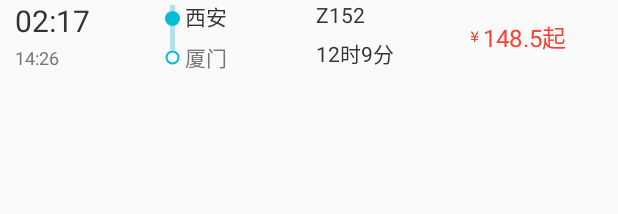
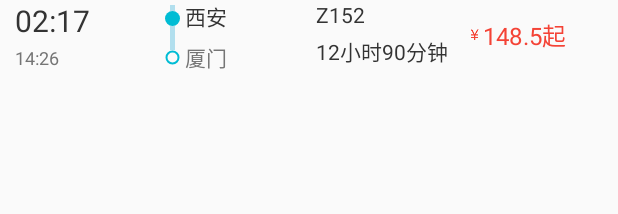
Before and after one commit to vivianluomin/Tickets, an Android app: the layout view_train_item.xml on its own in the app's theme, with its tools: preview values and no code run, on a phone screen of 412 x 824 dp. Shown: the top 214 px of the screen. Run offline under Robolectric (Android 15) with nearby library versions, the phone set to English and light mode, and no system bars.

Commit message:
写tainItemData

```diff
--- a/app/src/main/java/com/example/asus1/trainticket/Views/View_train_item.java
+++ b/app/src/main/java/com/example/asus1/trainticket/Views/View_train_item.java
@@ -56,7 +56,7 @@ public class View_train_item extends RelativeLayout {
 
     private void init(){
 
-        View view =LayoutInflater.from(mContext).inflate(R.layout.view_train_item,this,false);
+        View view =View.inflate(mContext,R.layout.view_train_item,this);
 
         mStartTime = (TextView)view.findViewById(R.id.tv_startTime);
         mEndTime = (TextView)view.findViewById(R.id.tv_endTime);
@@ -82,7 +82,7 @@ public class View_train_item extends RelativeLayout {
         mEndTime.setText(data.getmEndTime());
         mStartStation.setText(data.getmFromStartStation());
         mEndStation.setText(data.getmFromEndStation());
-        mDuration.setText(data.getmDuration());
+        mDuration.setText(data.getmDuration().split("钟")[0]);
         List<TrainPriceModul> priceModuls = data.getmPrices();
         setSeat(priceModuls);
 
--- /dev/null
+++ b/app/src/main/res/drawable/view_divider.xml
@@ -0,0 +1,17 @@
+<?xml version="1.0" encoding="utf-8"?>
+<shape xmlns:android="http://schemas.android.com/apk/res/android"
+    android:shape="rectangle"
+    >
+
+    <gradient
+        android:startColor="#2af598"
+        android:centerColor="#74ebd5"
+        android:endColor="#009efd"
+        android:type="linear"
+        />
+
+    <size android:height="1dp"/>
+
+
+
+</shape>
--- a/app/src/main/res/layout/activity_train_station.xml
+++ b/app/src/main/res/layout/activity_train_station.xml
@@ -78,6 +78,7 @@
             android:layout_width="wrap_content"
             android:layout_height="wrap_content"
             android:textSize="14sp"
+            android:id="@+id/tv_before"
             android:textColor="@color/color_whiet"
             android:text="@string/beforeday"
             android:layout_gravity="bottom"
@@ -105,7 +106,7 @@
                     android:layout_marginLeft="10dp"
                     android:text="2014-07-03"/>
 
-                <VideoView
+                <View
                     android:layout_width="1dp"
                     android:layout_height="match_parent"
                     android:background="@color/mian_bule"
@@ -121,6 +122,7 @@
                     android:layout_gravity="center"
                     android:src="@mipmap/ic_calendar"
                     android:layout_marginRight="10dp"
+                    android:id="@+id/iv_calendar"
 
                     />
             </LinearLayout>
@@ -156,6 +158,8 @@
         android:layout_height="0dp"
         android:layout_weight="1"
         android:id="@+id/rv_recyclerview"
+        android:paddingLeft="10dp"
+        android:paddingRight="10dp"
         >
 
 
--- a/app/src/main/res/layout/view_train_item.xml
+++ b/app/src/main/res/layout/view_train_item.xml
@@ -4,6 +4,7 @@
     android:layout_width="match_parent"
     android:layout_height="wrap_content"
     android:orientation="horizontal"
+    android:layout_marginBottom="10dp"
     >
 
     <LinearLayout
@@ -26,7 +27,7 @@
 
         <TextView
             android:layout_width="wrap_content"
-            android:layout_height="20dp"
+            android:layout_height="17dp"
             android:id="@+id/tv_endTime"
             android:textSize="12sp"
             android:textColor="@color/text_hint"
@@ -142,7 +143,9 @@
         <LinearLayout
             android:layout_width="wrap_content"
             android:layout_height="wrap_content"
-            android:layout_marginTop="5dp">
+            android:layout_marginTop="5dp"
+            android:orientation="horizontal"
+            >
 
             <TextView
                 android:id="@+id/tv_seet2"
@@ -177,8 +180,7 @@
 
         <TextView
             android:layout_width="wrap_content"
-            android:layout_height="0dp"
-            android:layout_weight="1"
+            android:layout_height="20dp"
             android:id="@+id/tv_banci"
             android:textColor="@color/text_color"
             android:textSize="14sp"
@@ -186,18 +188,19 @@
             />
         <TextView
             android:layout_width="wrap_content"
-            android:layout_height="0dp"
-            android:layout_weight="1"
+            android:layout_height="24dp"
             android:id="@+id/tv_train_duration"
             android:textColor="@color/text_color"
             android:textSize="14sp"
-            android:text="12时9分"
+            android:text="12小时90分钟"
+            android:layout_marginTop="3dp"
             />
 
         <LinearLayout
             android:layout_width="wrap_content"
             android:layout_height="wrap_content"
-            android:layout_marginTop="5dp">
+            android:layout_marginTop="5dp"
+            >
 
             <TextView
                 android:layout_width="wrap_content"
@@ -233,8 +236,7 @@
 
         <TextView
             android:layout_width="wrap_content"
-            android:layout_height="0dp"
-            android:layout_weight="1"
+            android:layout_height="47dp"
             android:id="@+id/tv_train_price"
             android:textColor="@color/color_red"
             android:textSize="16sp"
@@ -248,7 +250,8 @@
         <LinearLayout
             android:layout_width="wrap_content"
             android:layout_height="wrap_content"
-            android:layout_marginTop="5dp">
+            android:layout_marginTop="5dp"
+            >
 
             <TextView
                 android:layout_width="wrap_content"
--- a/app/src/main/res/values/styles.xml
+++ b/app/src/main/res/values/styles.xml
@@ -5,6 +5,7 @@
         <!-- Customize your theme here. -->
         <item name="colorPrimary">@color/mian_bule</item>
         <item name="colorAccent">@color/mian_bule</item>
+        <item name="android:listDivider">@drawable/view_divider</item>
     </style>
 
 
```
Also changed, not shown: app/src/main/java/com/example/asus1/trainticket/Views/RecyclerViewDecoration.java (added, +53 -0 lines), app/src/main/java/com/example/asus1/trainticket/activities/TrainStationActivity.java (+59 -1 lines).
